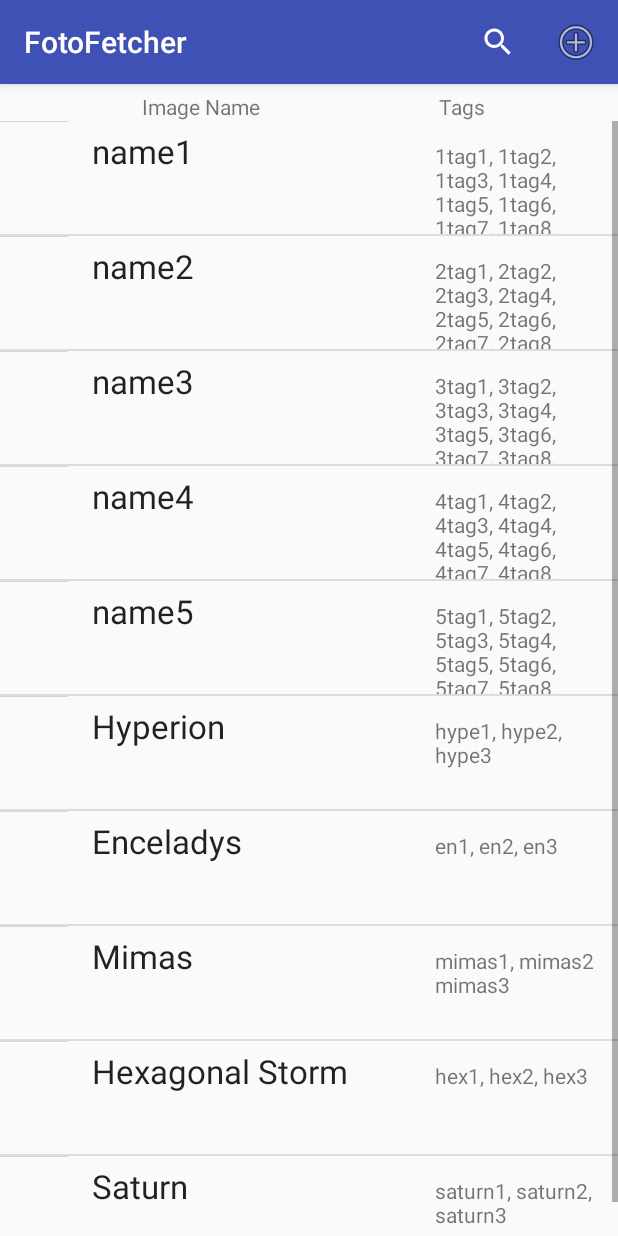
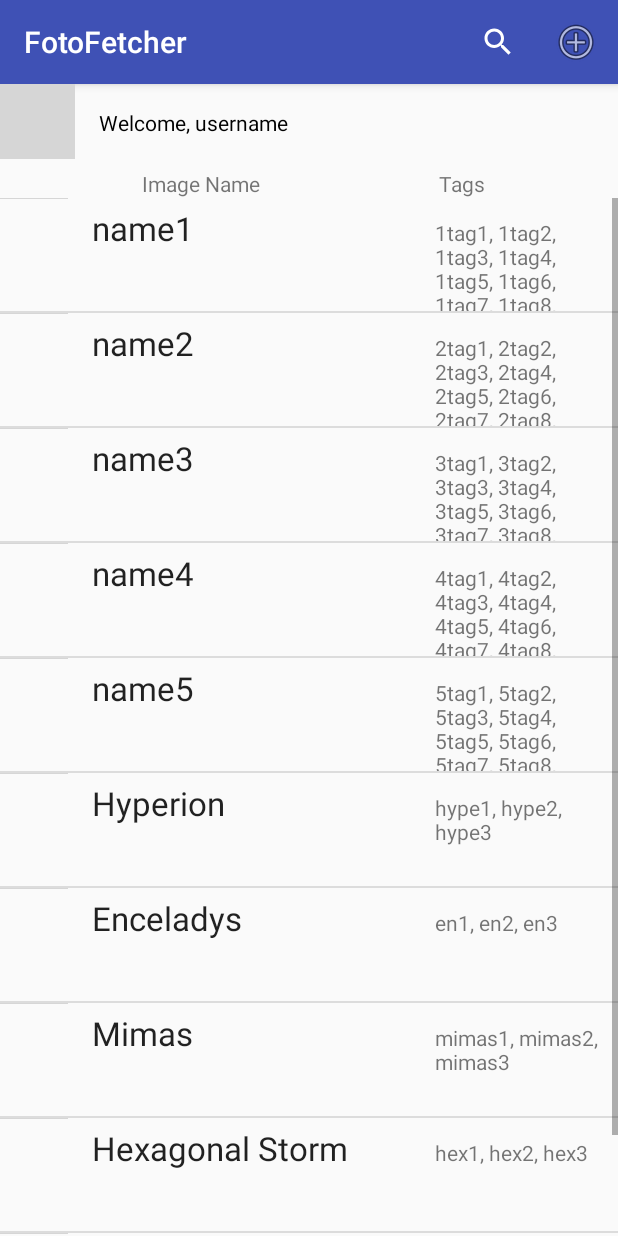
Before and after one commit to agitaretech/nsc-cloudproject-s22016, an Android app: the screen it shows after launch (HomeActivity), after a tap on "Login", on a phone screen of 412 x 824 dp. Run offline under Robolectric (Android 15) with nearby library versions, the phone set to English and light mode, and no system bars; our stand-ins replace Picasso, Volley; libraries missing offline, so code that uses them is left out: com.twitter.sdk, io.fabric.sdk; network calls fail; pictures from the network do not load; 4 statements that could not run were skipped; grey boxes are pictures that could not be loaded.

Commit message:
Fixed many bugs
back button
gap at bottom of image popup
resize images
added loading symbol for images
set maximum height for each item
implemented image thumbnails
added delete button to alert dialog
maintain list position after tag update
make "add tag" button stay on the bottom of newly created buttons
fixed picture taking bug
fixed position of tag list to top after item click

```diff
--- /dev/null
+++ b/mobile/FotoFetcher/app/src/main/java/com/tobin/fotofetcher/AsyncAndDB/AsyncObjectList.java
@@ -0,0 +1,100 @@
+package com.tobin.fotofetcher.AsyncAndDB;
+
+import com.tobin.fotofetcher.RecyclerViewStuff.DataObject;
+
+import java.util.ArrayList;
+
+/**
+ * Created by Tobin on 2/16/16.
+ */
+public class AsyncObjectList {
+
+    private ArrayList<DataObject> dummyData;
+    private static AsyncObjectList instance = null;
+
+    private AsyncObjectList (){
+        dummyData = fillDummyData();
+
+    }
+
+    public static AsyncObjectList getInstance(){
+        if (instance == null) {
+            instance = new AsyncObjectList();
+        }
+        return instance;
+    }
+
+    public ArrayList<DataObject> getList(){
+        return dummyData;
+    }
+
+    public DataObject getDataObject(int position){
+        return dummyData.get(position);
+    }
+
+    public void updateObject(int position, DataObject object){
+        dummyData.remove(position);
+        dummyData.add(position, object);
+    }
+
+    public void removeObject(int position){
+
+    }
+
+    public void updateList(ArrayList<DataObject> list){
+        dummyData = list;
+    }
+
+    private ArrayList<DataObject> fillDummyData() {
+//        Translator translator = new Translator();
+//        ArrayList<DataObject> imageDataList = translator.getList();
+        ArrayList<DataObject> imageDataList = new ArrayList<>();
+        DataObject obj1 = new DataObject(
+                "name1",
+                "1tag1, 1tag2, 1tag3, 1tag4, 1tag5, 1tag6, 1tag7, 1tag8, 1tag9, 1tag10, 1tag11, 1tag12, 1tag13",
+                "http://images7.memedroid.com/avatars/AVATAR65/55768b80b15aa.jpeg");
+        DataObject obj2 = new DataObject(
+                "name2",
+                "2tag1, 2tag2, 2tag3, 2tag4, 2tag5, 2tag6, 2tag7, 2tag8, 2tag9, 2tag10, 2tag11, 2tag12, 2tag13",
+                "http://img.ifcdn.com/images/b991ea55f357101d895250308987b00356df44affb126810bc9e9099f5612747_1.jpg");
+        DataObject obj3 = new DataObject(
+                "name3",
+                "3tag1, 3tag2, 3tag3, 3tag4, 3tag5, 3tag6, 3tag7, 3tag8, 3tag9, 3tag10, 3tag11, 3tag12, 3tag13",
+                "http://api.ning.com/files/kV4MbYiv7oRidf3AaaNXC1F7274JDTgNC7q4lO6oYUO7abgYq0aCWql2h7nSYfvxm4itcQrYRGJ8mqZ2GEvPND4z847eV1aX/1082034191.jpeg");
+        DataObject obj4 = new DataObject(
+                "name4",
+                "4tag1, 4tag2, 4tag3, 4tag4, 4tag5, 4tag6, 4tag7, 4tag8, 4tag9, 4tag10, 4tag11, 4tag12, 4tag13",
+                "http://api.ning.com/files/kV4MbYiv7oRLu*fzoHWERwweMGG3KsFu0Huyl8DEXs8NYcjPhS1o-9FRWPsa9xovOxDgB9k0-dS59hv*6hx-fB86JdUkP1-Y/1082034107.jpeg");
+        DataObject obj5 = new DataObject(
+                "name5",
+                "5tag1, 5tag2, 5tag3, 5tag4, 5tag5, 5tag6, 5tag7, 5tag8, 5tag9, 5tag10, 5tag11, 5tag12, 5tag13",
+                "http://media.creativebloq.futurecdn.net/sites/creativebloq.com/files/images/2015/07/bart10.jpg");
+        DataObject obj6 = new DataObject("Hyperion",
+                "hype1, hype2, hype3",
+                "https://upload.wikimedia.org/wikipedia/commons/thumb/e/ef/Hyperion_false_color.jpg/777px-Hyperion_false_color.jpg");
+        DataObject obj7 = new DataObject("Enceladys",
+                "en1, en2, en3",
+                "http://ichef-1.bbci.co.uk/news/660/cpsprodpb/CE15/production/_85575725_enc.jpg");
+        DataObject obj8 = new DataObject("Mimas",
+                "mimas1, mimas2, mimas3",
+                "http://vignette4.wikia.nocookie.net/terraforming/images/3/3e/Mimas.jpg/revision/latest?cb=20120515031016");
+        DataObject obj9 = new DataObject("Hexagonal Storm",
+                "hex1, hex2, hex3",
+                "http://i.dailymail.co.uk/i/pix/2014/04/08/article-0-1CF20C2800000578-359_634x629.jpg");
+        DataObject obj10 = new DataObject("Saturn",
+                "saturn1, saturn2, saturn3",
+                "http://www.unmuseum.org/7wonders/saturn_planet.jpg");
+        imageDataList.add(0, obj1);
+        imageDataList.add(1, obj2);
+        imageDataList.add(2, obj3);
+        imageDataList.add(3, obj4);
+        imageDataList.add(4, obj5);
+        imageDataList.add(5, obj6);
+        imageDataList.add(6, obj7);
+        imageDataList.add(7, obj8);
+        imageDataList.add(8, obj9);
+        imageDataList.add(9, obj10);
+        return imageDataList;
+    }
+
+}
--- a/mobile/FotoFetcher/app/src/main/java/com/tobin/fotofetcher/AsyncObjectList.java
+++ /dev/null
@@ -1,101 +0,0 @@
-package com.tobin.fotofetcher;
-
-import android.provider.ContactsContract;
-import android.util.Log;
-
-import com.tobin.fotofetcher.RecyclerViewStuff.DataObject;
-
-import java.util.ArrayList;
-
-/**
- * Created by Tobin on 2/16/16.
- */
-public class AsyncObjectList {
-
-    private ArrayList<DataObject> dummyData;
-    private static AsyncObjectList instance = null;
-
-    private AsyncObjectList (){
-        dummyData = fillDummyData();
-
-    }
-
-    public static AsyncObjectList getInstance(){
-        if (instance == null) {
-            instance = new AsyncObjectList();
-        }
-        return instance;
-    }
-
-    public ArrayList<DataObject> getList(){
-        return dummyData;
-    }
-
-    public DataObject getDataObject(int position){
-        return dummyData.get(position);
-    }
-
-    public void updateObject(int position, DataObject object){
-        dummyData.remove(position);
-        dummyData.add(position, object);
-    }
-
-    public void removeObject(int position){
-
-    }
-
-    public void updateList(ArrayList<DataObject> list){
-        dummyData = list;
-    }
-
-    private ArrayList<DataObject> fillDummyData() {
-        ArrayList<DataObject> imageDataList = new ArrayList<>();
-        DataObject obj1 = new DataObject(
-                "name1",
-                "1tag1, 1tag2, 1tag3, 1tag4, 1tag5, 1tag6, 1tag7, 1tag8, 1tag9, 1tag10, 1tag11, 1tag12, 1tag13",
-                "http://images7.memedroid.com/avatars/AVATAR65/55768b80b15aa.jpeg");
-        DataObject obj2 = new DataObject(
-                "name2",
-                "2tag1, 2tag2, 2tag3, 2tag4, 2tag5, 2tag6, 2tag7, 2tag8, 2tag9, 2tag10, 2tag11, 2tag12, 2tag13",
-                "http://img.ifcdn.com/images/b991ea55f357101d895250308987b00356df44affb126810bc9e9099f5612747_1.jpg");
-        DataObject obj3 = new DataObject(
-                "name3",
-                "3tag1, 3tag2, 3tag3, 3tag4, 3tag5, 3tag6, 3tag7, 3tag8, 3tag9, 3tag10, 3tag11, 3tag12, 3tag13",
-                "http://api.ning.com/files/kV4MbYiv7oRidf3AaaNXC1F7274JDTgNC7q4lO6oYUO7abgYq0aCWql2h7nSYfvxm4itcQrYRGJ8mqZ2GEvPND4z847eV1aX/1082034191.jpeg");
-        DataObject obj4 = new DataObject(
-                "name4",
-                "4tag1, 4tag2, 4tag3, 4tag4, 4tag5, 4tag6, 4tag7, 4tag8, 4tag9, 4tag10, 4tag11, 4tag12, 4tag13",
-                "http://api.ning.com/files/kV4MbYiv7oRLu*fzoHWERwweMGG3KsFu0Huyl8DEXs8NYcjPhS1o-9FRWPsa9xovOxDgB9k0-dS59hv*6hx-fB86JdUkP1-Y/1082034107.jpeg");
-        DataObject obj5 = new DataObject(
-                "name5",
-                "5tag1, 5tag2, 5tag3, 5tag4, 5tag5, 5tag6, 5tag7, 5tag8, 5tag9, 5tag10, 5tag11, 5tag12, 5tag13",
-                "http://media.creativebloq.futurecdn.net/sites/creativebloq.com/files/images/2015/07/bart10.jpg");
-        DataObject obj6 = new DataObject("Hyperion",
-                "hype1, hype2, hype3",
-                "https://upload.wikimedia.org/wikipedia/commons/thumb/e/ef/Hyperion_false_color.jpg/777px-Hyperion_false_color.jpg");
-        DataObject obj7 = new DataObject("Enceladys",
-                "en1, en2, en3",
-                "http://ichef-1.bbci.co.uk/news/660/cpsprodpb/CE15/production/_85575725_enc.jpg");
-        DataObject obj8 = new DataObject("Mimas",
-                "mimas1, mimas2 mimas3",
-                "http://vignette4.wikia.nocookie.net/terraforming/images/3/3e/Mimas.jpg/revision/latest?cb=20120515031016");
-        DataObject obj9 = new DataObject("Hexagonal Storm",
-                "hex1, hex2, hex3",
-                "http://i.dailymail.co.uk/i/pix/2014/04/08/article-0-1CF20C2800000578-359_634x629.jpg");
-        DataObject obj10 = new DataObject("Saturn",
-                "saturn1, saturn2, saturn3",
-                "http://www.unmuseum.org/7wonders/saturn_planet.jpg");
-        imageDataList.add(0, obj1);
-        imageDataList.add(1, obj2);
-        imageDataList.add(2, obj3);
-        imageDataList.add(3, obj4);
-        imageDataList.add(4, obj5);
-        imageDataList.add(5, obj6);
-        imageDataList.add(6, obj7);
-        imageDataList.add(7, obj8);
-        imageDataList.add(8, obj9);
-        imageDataList.add(9, obj10);
-        return imageDataList;
-    }
-
-}
--- a/mobile/FotoFetcher/app/src/main/java/com/tobin/fotofetcher/Fragments/FullSizeImageFragment.java
+++ b/mobile/FotoFetcher/app/src/main/java/com/tobin/fotofetcher/Fragments/FullSizeImageFragment.java
@@ -17,11 +17,13 @@ import android.widget.ImageView;
 import android.widget.LinearLayout;
 import android.widget.PopupWindow;
 import android.widget.ProgressBar;
+import android.widget.ScrollView;
 import android.widget.TextView;
+import android.widget.Toast;
 
 import com.squareup.picasso.Callback;
 import com.squareup.picasso.Picasso;
-import com.tobin.fotofetcher.AsyncObjectList;
+import com.tobin.fotofetcher.AsyncAndDB.AsyncObjectList;
 import com.tobin.fotofetcher.Interface;
 import com.tobin.fotofetcher.R;
 import com.tobin.fotofetcher.RecyclerViewStuff.DataObject;
@@ -29,7 +31,8 @@ import com.tobin.fotofetcher.RecyclerViewStuff.DataObject;
 public class FullSizeImageFragment extends Fragment {
     Button btn,addTagButton;
 
-    LinearLayout ll;
+    public LinearLayout ll;
+    public ScrollView sv;
 
     public static PopupWindow popupWindow;
     String tags, name, url;
@@ -49,6 +52,7 @@ public class FullSizeImageFragment extends Fragment {
     public View onCreateView(LayoutInflater inflater, ViewGroup container, Bundle savedInstanceState) {
         View view = inflater.inflate(R.layout.fragment_full_size_photo, container, false);
         fullPhotoProgressBar = (ProgressBar) view.findViewById(R.id.full_photo_progressBar);
+        sv = (ScrollView) view.findViewById(R.id.scrollView);
         return view;
     }
 
@@ -66,22 +70,28 @@ public class FullSizeImageFragment extends Fragment {
 
         list = AsyncObjectList.getInstance();
         setObject(position);
-
     }
-
-
 
     public void setObject(int position) {
 
-        object = list.getDataObject(position);
-        url = list.getDataObject(position).getUrl();
-        name = list.getDataObject(position).getImageName();
-        tags = list.getDataObject(position).getTags();
-        tagArray = tags.split(",");
-        this.position = position;
-        setName(name);
-        displayTags();
-        setURL(url);
+        if(list.getList().size() == 0) {
+            object = new DataObject("No pics to view", null, null);
+            name = object.getImageName();
+            this.position = position;
+            setName(name);
+        } else {
+            object = list.getDataObject(position);
+            url = object.getUrl();
+            name = object.getImageName();
+            tags = object.getTags();
+            this.position = position;
+            tagArray = tags.split(",");
+            displayTags();
+            setName(name);
+            setURL(url);
+        }
+
+
     }
 
     public void setName(String name) {
@@ -192,7 +202,24 @@ public class FullSizeImageFragment extends Fragment {
                 delete,
                 new DialogInterface.OnClickListener() {
                     public void onClick(DialogInterface dialog, int arg1) {
-                        // Delete implementation
+                      String result="";
+                       for(int i=0;i<tagArray.length;i++){
+                           if(i!=tagIndex) {
+                               if(result==""){
+                                   result=tagArray[i];
+                               }else {
+                                   result += ", "+tagArray[i];
+                               }
+                           }
+                       }
+
+                            object.setTags(result);
+                            ll.removeViewAt(tagIndex);
+
+                            Interface anInterface = (Interface) getActivity();
+                            anInterface.updateTag(position);
+
+
                     }
                 }
         );
@@ -232,31 +259,42 @@ public class FullSizeImageFragment extends Fragment {
 
     public void displayAlertDialogToAddTag() {
         String title = "Would you like to add a tag?";
-        String button1String = "Add tag";
-        String button2String = "Cancel";
+        String addTag = "Add tag";
+        String cancelAddTag = "Cancel";
         AlertDialog.Builder ad = new AlertDialog.Builder(getActivity());
         final EditText input = new EditText(getActivity());
         btn = new Button(getActivity());
         input.setHint("Add a tag");
         ad.setTitle(title);
         ad.setView(input);
+
         ad.setNegativeButton(
-                button1String,
+                cancelAddTag,
                 new DialogInterface.OnClickListener() {
                     public void onClick(DialogInterface dialog, int arg1) {
-                        String output = input.getText().toString();
-                        btn.setText(output);
-                        ll.addView(btn);
-
+                        // Do nothing for cancel.
                     }
                 }
         );
 
         ad.setPositiveButton(
-                button2String,
+                addTag,
                 new DialogInterface.OnClickListener() {
                     public void onClick(DialogInterface dialog, int arg1) {
-                        // Do nothing for cancel.
+
+                        String output = input.getText().toString();
+
+                        if(!output.isEmpty()) {
+                            btn.setText(output);
+                            object.setTags(tags + ", " + output);
+                            ll.addView(btn);
+
+                            Interface anInterface = (Interface) getActivity();
+                            anInterface.updateTag(position);
+                        } else {
+                            Toast.makeText(getActivity(), "Tag must contain valid characters", Toast.LENGTH_SHORT).show();
+                        }
+
                     }
                 }
         );
--- a/mobile/FotoFetcher/app/src/main/java/com/tobin/fotofetcher/Fragments/ListViewFragment.java
+++ b/mobile/FotoFetcher/app/src/main/java/com/tobin/fotofetcher/Fragments/ListViewFragment.java
@@ -1,6 +1,8 @@
 package com.tobin.fotofetcher.Fragments;
 
 import android.content.Context;
+import android.content.Intent;
+import android.content.SharedPreferences;
 import android.support.v4.app.Fragment;
 import android.os.Bundle;
 import android.support.annotation.Nullable;
@@ -11,18 +13,18 @@ import android.util.Log;
 import android.view.LayoutInflater;
 import android.view.View;
 import android.view.ViewGroup;
-import android.widget.ArrayAdapter;
 import android.widget.TextView;
 
-import com.tobin.fotofetcher.AsyncObjectList;
+import com.android.volley.toolbox.ImageLoader;
+import com.android.volley.toolbox.NetworkImageView;
+import com.tobin.fotofetcher.Activities.LoginActivity;
+import com.tobin.fotofetcher.AsyncAndDB.AsyncObjectList;
 import com.tobin.fotofetcher.Interface;
+import com.tobin.fotofetcher.LoginCred.TwitterCustomVolleyRequest;
 import com.tobin.fotofetcher.R;
-import com.tobin.fotofetcher.RecyclerViewStuff.DataObject;
 import com.tobin.fotofetcher.RecyclerViewStuff.DividerItemDecoration;
 import com.tobin.fotofetcher.RecyclerViewStuff.MyRecyclerViewAdapter;
 import com.tobin.fotofetcher.RecyclerViewStuff.SwipeTouchHelper;
-
-import java.util.ArrayList;
 
 public class ListViewFragment extends Fragment {
 
@@ -31,12 +33,21 @@ public class ListViewFragment extends Fragment {
     RecyclerView mRecyclerView;
     MyRecyclerViewAdapter mAdapter;
 
+    NetworkImageView profileImage;
+    TextView textViewUsername;
 
     @Nullable
     @Override
     public View onCreateView(LayoutInflater inflater, ViewGroup container, Bundle savedInstanceState) {
         Log.d("name", "here listFrag");
         View view = inflater.inflate(R.layout.fragment_image_list, container, false);
+
+        profileImage = (NetworkImageView) view.findViewById(R.id.home_twitter_profile_image);
+        textViewUsername = (TextView) view.findViewById(R.id.home_twitter_username_text_view);
+
+        if (textViewUsername != null)
+            retrieveTwitterLogin();
+
         list= AsyncObjectList.getInstance();
         mRecyclerView = (RecyclerView) view.findViewById(R.id.my_recycler_view);
         mRecyclerView.setHasFixedSize(true);
@@ -52,7 +63,9 @@ public class ListViewFragment extends Fragment {
               MyRecyclerViewAdapter.MyClickListener() {
                   @Override
                   public void onItemClick(int position, View v) {
+
                       listener.itemClicked(position);
+
                   }
               });
 
@@ -61,6 +74,22 @@ public class ListViewFragment extends Fragment {
         helper.attachToRecyclerView(mRecyclerView);
 
         return view;
+    }
+
+    public void retrieveTwitterLogin() {
+
+        SharedPreferences sharedPreferences = getActivity().getSharedPreferences("twitter_creds", Context.MODE_PRIVATE);
+        String username = sharedPreferences.getString(LoginActivity.KEY_USERNAME, "username");
+        String profileImageUrl = sharedPreferences.getString(LoginActivity.KEY_PROFILE_IMAGE_URL, "profile_image");
+
+        //Loading image
+        ImageLoader imageLoader = TwitterCustomVolleyRequest.getInstance(getActivity()).getImageLoader();
+        imageLoader.get(profileImageUrl, ImageLoader.getImageListener(profileImage, R.mipmap.ic_launcher, android.R.drawable.ic_dialog_alert));
+
+        profileImage.setImageUrl(profileImageUrl, imageLoader);
+
+        //Setting the username in textview
+        textViewUsername.setText("Welcome, " + username);
     }
 
     public void updateRecyclerView(int position){
--- a/mobile/FotoFetcher/app/src/main/res/layout/activity_home.xml
+++ b/mobile/FotoFetcher/app/src/main/res/layout/activity_home.xml
@@ -5,19 +5,6 @@
     android:layout_width="match_parent"
     android:layout_height="match_parent"
     tools:context=".HomeActivity">
-
-    <com.android.volley.toolbox.NetworkImageView
-        android:id="@+id/home_twitter_profile_image"
-        android:layout_width="50dp"
-        android:layout_height="50dp" />
-
-    <TextView
-        android:id="@+id/home_twitter_username_text_view"
-        android:layout_toRightOf="@+id/home_twitter_profile_image"
-        android:layout_width="wrap_content"
-        android:layout_height="wrap_content"
-        android:layout_margin="@dimen/activity_horizontal_margin"
-        android:textColor="@color/black"/>
 
     <LinearLayout
         android:id="@+id/list_fragment_container"
--- a/mobile/FotoFetcher/app/src/main/res/layout/fragment_full_size_photo.xml
+++ b/mobile/FotoFetcher/app/src/main/res/layout/fragment_full_size_photo.xml
@@ -26,10 +26,10 @@
         android:id="@+id/fullSizePhotoImageView"
         android:layout_width="fill_parent"
         android:layout_height="0dp"
-        android:layout_weight="1"
-        android:src="@drawable/hankbob"/>
+        android:layout_weight="1"/>
 
     <ScrollView
+        android:id="@+id/scrollView"
         android:layout_width="fill_parent"
         android:layout_height="0dp"
         android:layout_weight="1">
--- a/mobile/FotoFetcher/app/src/main/res/layout/fragment_image_list.xml
+++ b/mobile/FotoFetcher/app/src/main/res/layout/fragment_image_list.xml
@@ -2,6 +2,25 @@
 <LinearLayout xmlns:android="http://schemas.android.com/apk/res/android"
     android:orientation="vertical" android:layout_width="match_parent"
     android:layout_height="match_parent">
+
+    <LinearLayout
+        android:layout_width="wrap_content"
+        android:layout_height="wrap_content"
+        android:orientation="horizontal">
+
+        <com.android.volley.toolbox.NetworkImageView
+            android:id="@+id/home_twitter_profile_image"
+            android:layout_width="50dp"
+            android:layout_height="50dp" />
+
+        <TextView
+            android:id="@+id/home_twitter_username_text_view"
+            android:layout_width="wrap_content"
+            android:layout_height="wrap_content"
+            android:layout_margin="@dimen/activity_horizontal_margin"
+            android:textColor="@color/black"/>
+
+    </LinearLayout>
 
     <LinearLayout
         android:id="@+id/headerLayout"
--- a/mobile/FotoFetcher/app/src/main/res/menu/menu_home.xml
+++ b/mobile/FotoFetcher/app/src/main/res/menu/menu_home.xml
@@ -8,7 +8,7 @@
         android:title="Search"
         android:icon="@android:drawable/ic_menu_search"
         app:showAsAction="always"
-        app:actionViewClass="android.support.v7.widget.SearchView"/>
+        app:actionViewClass="android.widget.SearchView" />
 
     <item android:id="@+id/plusButton"
         android:orderInCategory="2"
```
Also changed, not shown: mobile/FotoFetcher/app/src/main/java/com/tobin/fotofetcher/Activities/HomeActivity.java (+36 -44 lines), mobile/FotoFetcher/app/src/main/java/com/tobin/fotofetcher/AsyncAndDB/DatabaseCalls.java (added, +16 -0 lines), mobile/FotoFetcher/app/src/main/java/com/tobin/fotofetcher/AsyncAndDB/Translator.java (added, +43 -0 lines), 1 other file.
